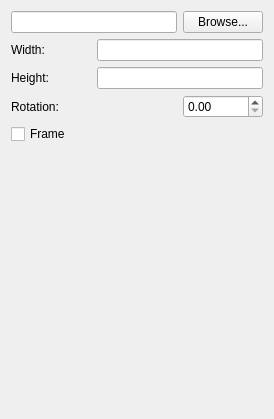
Old version of the form src/ui/qgscomposerpicturewidgetbase.ui in the repository stopa85/Quantum-GIS.
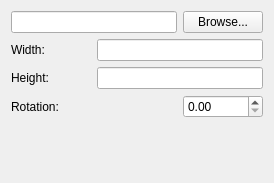
New version of the form.

Commit message: Changed composer picture widget to embed composer item widget

```diff
--- a/src/ui/qgscomposerpicturewidgetbase.ui
+++ b/src/ui/qgscomposerpicturewidgetbase.ui
@@ -6,7 +6,7 @@
     <x>0</x>
     <y>0</y>
     <width>274</width>
-    <height>419</height>
+    <height>183</height>
    </rect>
   </property>
   <property name="sizePolicy" >
@@ -122,24 +122,14 @@
     </layout>
    </item>
    <item row="2" column="0" >
-    <widget class="QCheckBox" name="mFrameCheckBox" >
-     <property name="text" >
-      <string>Frame</string>
-     </property>
-    </widget>
-   </item>
-   <item row="3" column="0" >
     <spacer>
      <property name="orientation" >
       <enum>Qt::Vertical</enum>
      </property>
-     <property name="sizeType" >
-      <enum>QSizePolicy::Expanding</enum>
-     </property>
      <property name="sizeHint" >
       <size>
-       <width>22</width>
-       <height>73</height>
+       <width>20</width>
+       <height>21</height>
       </size>
      </property>
     </spacer>
```
Left out of the diff: 1 changed line with no effect on the pictures. The commit also changes 2 other files.
